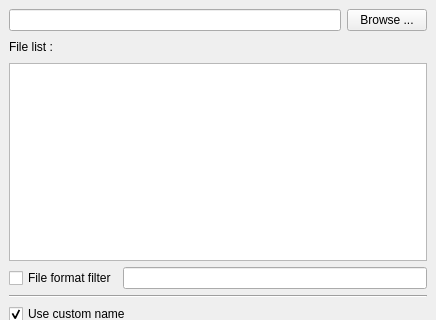
The window that ui.ui (ChanonVilaiyuk/cvFileNaming) describes before a commit, drawn with Qt 5; both pictures show x 0 to 436 and y 0 to 320 of the 436 by 489 pixel window.
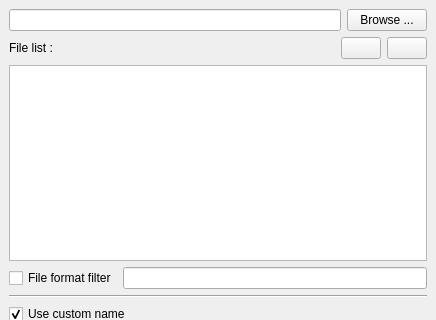
The same window after the commit.

Commit message: add back for forward

The edit to the form file:
```diff
--- a/ui.ui
+++ b/ui.ui
@@ -55,6 +55,20 @@
         </property>
        </spacer>
       </item>
+      <item>
+       <widget class="QPushButton" name="back_pushButton">
+        <property name="text">
+         <string/>
+        </property>
+       </widget>
+      </item>
+      <item>
+       <widget class="QPushButton" name="forward_pushButton">
+        <property name="text">
+         <string/>
+        </property>
+       </widget>
+      </item>
      </layout>
     </item>
     <item>
```
The commit also changes 7 other files.
